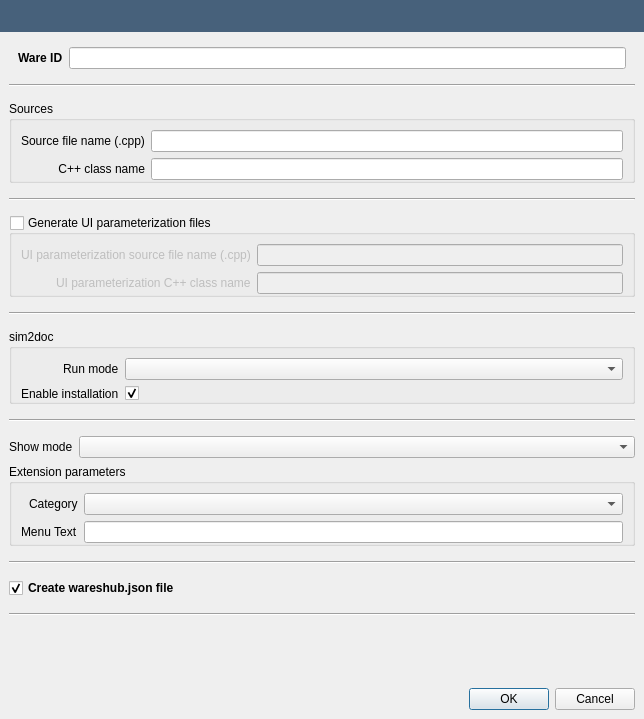
This is src/openfluid/ui/waresdev/NewWareDialog.ui in OpenFLUID/openfluid as Qt 5 draws it before an edit. The edited form follows.
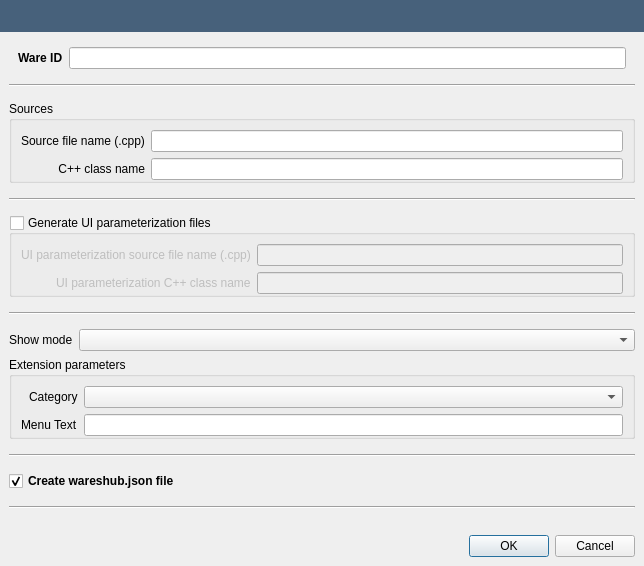
This is the edited form.

Diff of the .ui file:
```diff
--- a/src/openfluid/ui/waresdev/NewWareDialog.ui
+++ b/src/openfluid/ui/waresdev/NewWareDialog.ui
@@ -7,7 +7,7 @@
     <x>0</x>
     <y>0</y>
     <width>644</width>
-    <height>719</height>
+    <height>566</height>
    </rect>
   </property>
   <property name="windowTitle">
@@ -348,60 +348,6 @@
           </property>
          </widget>
         </item>
-        <item>
-         <widget class="QGroupBox" name="Sim2docGroupBox">
-          <property name="title">
-           <string notr="true">sim2doc</string>
-          </property>
-          <layout class="QFormLayout" name="formLayout">
-           <property name="labelAlignment">
-            <set>Qt::AlignRight|Qt::AlignTrailing|Qt::AlignVCenter</set>
-           </property>
-           <property name="verticalSpacing">
-            <number>6</number>
-           </property>
-           <property name="leftMargin">
-            <number>9</number>
-           </property>
-           <property name="topMargin">
-            <number>9</number>
-           </property>
-           <property name="rightMargin">
-            <number>9</number>
-           </property>
-           <property name="bottomMargin">
-            <number>0</number>
-           </property>
-           <item row="0" column="0">
-            <widget class="QLabel" name="Sim2doc_label">
-             <property name="text">
-              <string>Run mode</string>
-             </property>
-            </widget>
-           </item>
-           <item row="0" column="1">
-            <widget class="QComboBox" name="Sim2docComboBox"/>
-           </item>
-           <item row="1" column="0">
-            <widget class="QLabel" name="enableBuildOfDocumentationUsingSim2docLabel">
-             <property name="text">
-              <string>Enable installation</string>
-             </property>
-            </widget>
-           </item>
-           <item row="1" column="1">
-            <widget class="QCheckBox" name="Sim2docCheckBox">
-             <property name="text">
-              <string/>
-             </property>
-             <property name="checked">
-              <bool>true</bool>
-             </property>
-            </widget>
-           </item>
-          </layout>
-         </widget>
-        </item>
        </layout>
       </widget>
      </item>
@@ -423,19 +369,6 @@
         <property name="bottomMargin">
          <number>0</number>
         </property>
-        <item>
-         <widget class="Line" name="BuilderExt_line">
-          <property name="minimumSize">
-           <size>
-            <width>0</width>
-            <height>20</height>
-           </size>
-          </property>
-          <property name="orientation">
-           <enum>Qt::Horizontal</enum>
-          </property>
-         </widget>
-        </item>
         <item>
          <layout class="QFormLayout" name="formLayout_2">
           <property name="fieldGrowthPolicy">
```
Left out of the diff: 2 changed lines with no effect on the pictures.
